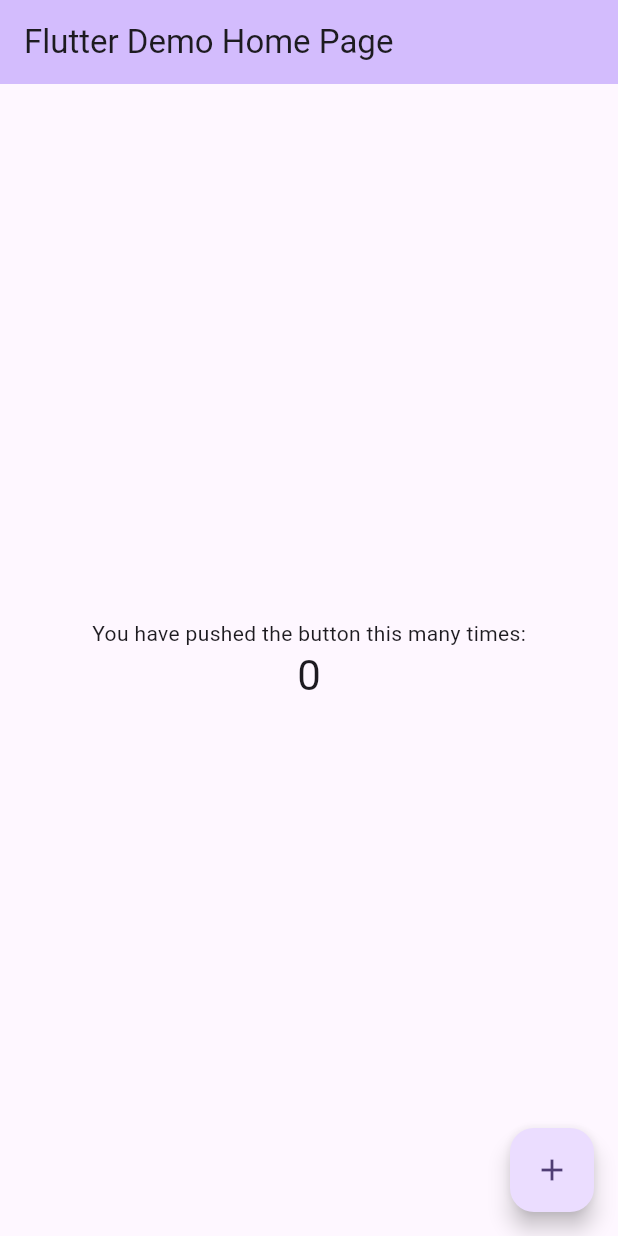
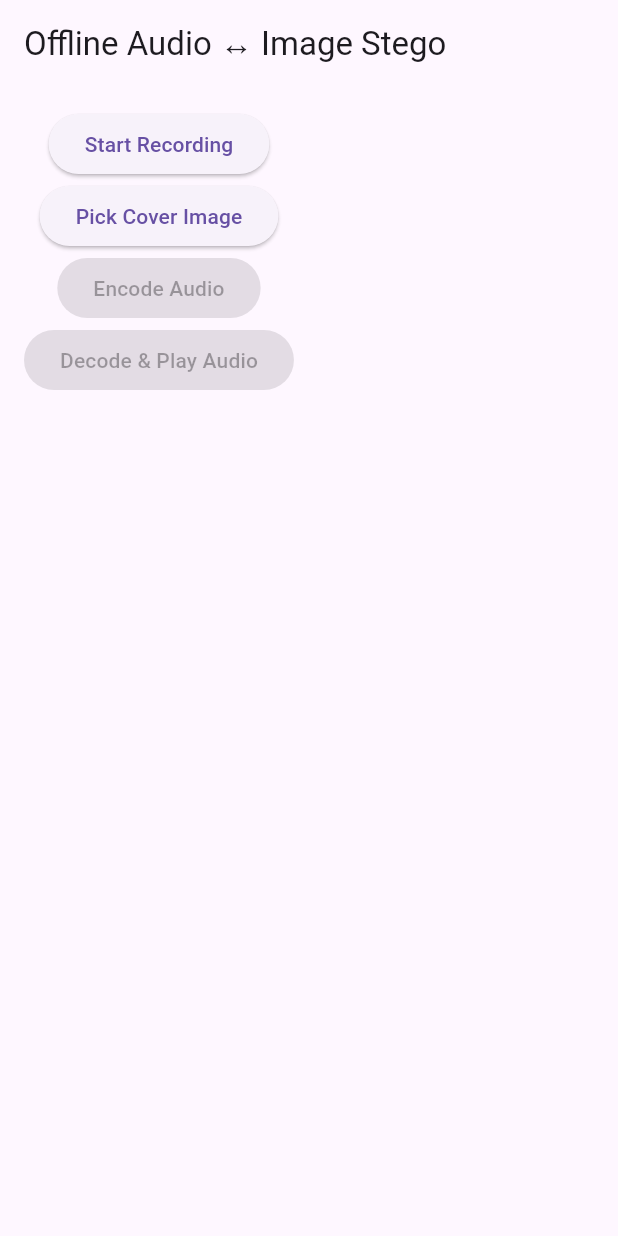
Before and after one commit to Makkiijaz/Image-audio-reader, a Flutter app: the screen it shows after launch, on a phone screen of 412 x 824 dp. Run offline on Flutter 3.47's test engine with Material 3 defaults, Android fonts, the phone set to English and light mode, and no system bars; our stand-ins replace image_picker, just_audio; missing offline and left inert: record, steganograph.

Commit message:
code update

```diff
--- a/lib/main.dart
+++ b/lib/main.dart
@@ -1,122 +1,81 @@
+import 'dart:convert';
+import 'dart:io';
+import 'dart:typed_data';
 import 'package:flutter/material.dart';
+import 'package:record/record.dart';
+import 'package:just_audio/just_audio.dart';
+import 'package:image_picker/image_picker.dart';
+import 'package:steganograph/steganograph.dart';
+import 'package:path_provider/path_provider.dart';
 
-void main() {
-  runApp(const MyApp());
+void main() => runApp(MyApp());
+class MyApp extends StatelessWidget {
+  @override Widget build(_) => MaterialApp(home: Home());
 }
 
-class MyApp extends StatelessWidget {
-  const MyApp({super.key});
+class Home extends StatefulWidget { @override _HomeState createState() => _HomeState(); }
+class _HomeState extends State<Home> {
+  final recorder = AudioRecorder();
+  final player = AudioPlayer();
+  String? audioPath;
+  File? coverImage, stegoImage;
 
-  // This widget is the root of your application.
-  @override
-  Widget build(BuildContext context) {
-    return MaterialApp(
-      title: 'Flutter Demo',
-      theme: ThemeData(
-        // This is the theme of your application.
-        //
-        // TRY THIS: Try running your application with "flutter run". You'll see
-        // the application has a purple toolbar. Then, without quitting the app,
-        // try changing the seedColor in the colorScheme below to Colors.green
-        // and then invoke "hot reload" (save your changes or press the "hot
-        // reload" button in a Flutter-supported IDE, or press "r" if you used
-        // the command line to start the app).
-        //
-        // Notice that the counter didn't reset back to zero; the application
-        // state is not lost during the reload. To reset the state, use hot
-        // restart instead.
-        //
-        // This works for code too, not just values: Most code changes can be
-        // tested with just a hot reload.
-        colorScheme: ColorScheme.fromSeed(seedColor: Colors.deepPurple),
-      ),
-      home: const MyHomePage(title: 'Flutter Demo Home Page'),
-    );
-  }
-}
-
-class MyHomePage extends StatefulWidget {
-  const MyHomePage({super.key, required this.title});
-
-  // This widget is the home page of your application. It is stateful, meaning
-  // that it has a State object (defined below) that contains fields that affect
-  // how it looks.
-
-  // This class is the configuration for the state. It holds the values (in this
-  // case the title) provided by the parent (in this case the App widget) and
-  // used by the build method of the State. Fields in a Widget subclass are
-  // always marked "final".
-
-  final String title;
-
-  @override
-  State<MyHomePage> createState() => _MyHomePageState();
-}
-
-class _MyHomePageState extends State<MyHomePage> {
-  int _counter = 0;
-
-  void _incrementCounter() {
-    setState(() {
-      // This call to setState tells the Flutter framework that something has
-      // changed in this State, which causes it to rerun the build method below
-      // so that the display can reflect the updated values. If we changed
-      // _counter without calling setState(), then the build method would not be
-      // called again, and so nothing would appear to happen.
-      _counter++;
-    });
+  Future<void> _recordToggle() async {
+    if (await recorder.isRecording()) {
+      audioPath = await recorder.stop();
+      setState(() {});
+    } else {
+      if (!await recorder.hasPermission()) return;
+      await recorder.start( RecordConfig(
+        encoder: AudioEncoder.wav,
+        noiseSuppress: true
+      ) , path: 'record.wav', );
+      setState(() {});
+    }
   }
 
-  @override
-  Widget build(BuildContext context) {
-    // This method is rerun every time setState is called, for instance as done
-    // by the _incrementCounter method above.
-    //
-    // The Flutter framework has been optimized to make rerunning build methods
-    // fast, so that you can just rebuild anything that needs updating rather
-    // than having to individually change instances of widgets.
-    return Scaffold(
-      appBar: AppBar(
-        // TRY THIS: Try changing the color here to a specific color (to
-        // Colors.amber, perhaps?) and trigger a hot reload to see the AppBar
-        // change color while the other colors stay the same.
-        backgroundColor: Theme.of(context).colorScheme.inversePrimary,
-        // Here we take the value from the MyHomePage object that was created by
-        // the App.build method, and use it to set our appbar title.
-        title: Text(widget.title),
-      ),
-      body: Center(
-        // Center is a layout widget. It takes a single child and positions it
-        // in the middle of the parent.
-        child: Column(
-          // Column is also a layout widget. It takes a list of children and
-          // arranges them vertically. By default, it sizes itself to fit its
-          // children horizontally, and tries to be as tall as its parent.
-          //
-          // Column has various properties to control how it sizes itself and
-          // how it positions its children. Here we use mainAxisAlignment to
-          // center the children vertically; the main axis here is the vertical
-          // axis because Columns are vertical (the cross axis would be
-          // horizontal).
-          //
-          // TRY THIS: Invoke "debug painting" (choose the "Toggle Debug Paint"
-          // action in the IDE, or press "p" in the console), to see the
-          // wireframe for each widget.
-          mainAxisAlignment: MainAxisAlignment.center,
-          children: <Widget>[
-            const Text('You have pushed the button this many times:'),
-            Text(
-              '$_counter',
-              style: Theme.of(context).textTheme.headlineMedium,
-            ),
-          ],
-        ),
-      ),
-      floatingActionButton: FloatingActionButton(
-        onPressed: _incrementCounter,
-        tooltip: 'Increment',
-        child: const Icon(Icons.add),
-      ), // This trailing comma makes auto-formatting nicer for build methods.
+  Future<void> _pickCoverImage() async {
+    final img = await ImagePicker().pickImage(source: ImageSource.gallery);
+    if (img != null) coverImage = File(img.path);
+    setState(() {});
+  }
+
+  Future<void> _encodeStego() async {
+    final bytes = await File(audioPath!).readAsBytes();
+    final base64Audio = base64Encode(bytes);
+    final Uint8List? stegoBytes = await Steganograph.cloakBytes(
+      imageBytes: await coverImage!.readAsBytes(),
+      message: base64Audio,
+      outputFilePath: null,
     );
+    final dir = await getTemporaryDirectory();
+    final file = File('${dir.path}/stego.png')..writeAsBytesSync(stegoBytes ?? []);
+    stegoImage = file;
+    setState(() {});
   }
+
+  Future<void> _decodeStego() async {
+    final extracted = Steganograph.uncloakBytes(await stegoImage!.readAsBytes());
+    final bytes = base64Decode(extracted!);
+    final dir = await getTemporaryDirectory();
+    final f = File('${dir.path}/decoded.wav')..writeAsBytesSync(bytes);
+    await player.setFilePath(f.path);
+    player.play();
+  }
+
+  @override Widget build(BuildContext ctx) => Scaffold(
+    appBar: AppBar(title: Text('Offline Audio ↔ Image Stego')),
+    body: SingleChildScrollView(padding: EdgeInsets.all(16), child: Column(
+      children: [
+        ElevatedButton(onPressed: _recordToggle,
+          child: Text((audioPath==null|| recorder.isRecording()==false) ? 'Start Recording' : 'Stop & Save')),
+        if (audioPath != null) Text('Audio: $audioPath'),
+        ElevatedButton(onPressed: _pickCoverImage, child: Text('Pick Cover Image')),
+        if (coverImage != null) Image.file(coverImage!, height: 150),
+        ElevatedButton(onPressed: (audioPath!=null && coverImage!=null) ? _encodeStego : null, child: Text('Encode Audio')),
+        if (stegoImage != null) Image.file(stegoImage!, height: 150),
+        ElevatedButton(onPressed: stegoImage!=null ? _decodeStego : null, child: Text('Decode & Play Audio')),
+      ],
+    )),
+  );
 }
--- a/pubspec.yaml
+++ b/pubspec.yaml
@@ -34,6 +34,12 @@ dependencies:
   # The following adds the Cupertino Icons font to your application.
   # Use with the CupertinoIcons class for iOS style icons.
   cupertino_icons: ^1.0.8
+  record:
+  just_audio:
+  steganograph:
+  image:
+  image_picker:
+  path_provider:
 
 dev_dependencies:
   flutter_test:
```
Also changed, not shown: pubspec.lock, 2 other files.
